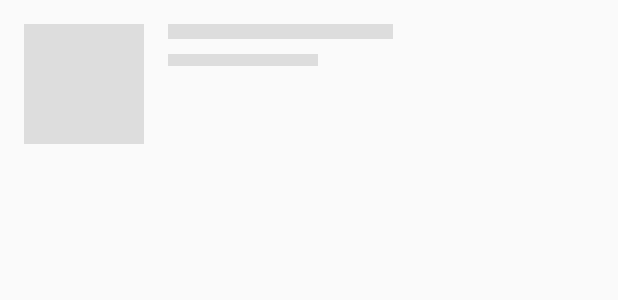
After one commit to RujiraKongsomran/ContentPlaceholderAnimation, an Android app: the layout item_place_holder_layout.xml on its own in the app's theme, with its tools: preview values and no code run, on a phone screen of 412 x 824 dp. The commit adds this screen. Shown: the top 300 px of the screen. Run offline under Robolectric (Android 15) with nearby library versions, the phone set to English and light mode, and no system bars.

Commit message:
Design UI

```diff
--- /dev/null
+++ b/app/src/main/res/layout/item_place_holder_layout.xml
@@ -0,0 +1,30 @@
+<?xml version="1.0" encoding="utf-8"?>
+<RelativeLayout xmlns:android="http://schemas.android.com/apk/res/android"
+    android:layout_width="match_parent"
+    android:layout_height="match_parent"
+    android:padding="16dp">
+
+    <View
+        android:id="@+id/thumbnail"
+        android:layout_width="80dp"
+        android:layout_height="80dp"
+        android:layout_marginRight="16dp"
+        android:background="@color/placeHolderBG" />
+
+    <View
+    android:id="@+id/title"
+    android:layout_width="150dp"
+    android:layout_height="10dp"
+    android:layout_marginBottom="10dp"
+    android:layout_toRightOf="@+id/thumbnail"
+    android:background="@color/placeHolderBG" />
+    <View
+        android:id="@+id/url"
+        android:layout_width="100dp"
+        android:layout_height="8dp"
+        android:layout_marginBottom="10dp"
+        android:layout_toRightOf="@+id/thumbnail"
+        android:layout_below="@+id/title"
+        android:background="@color/placeHolderBG" />
+
+</RelativeLayout>
--- a/app/src/main/res/values/colors.xml
+++ b/app/src/main/res/values/colors.xml
@@ -3,4 +3,5 @@
     <color name="colorPrimary">#008577</color>
     <color name="colorPrimaryDark">#00574B</color>
     <color name="colorAccent">#D81B60</color>
+    <color name="placeHolderBG">#dddddd</color>
 </resources>
```
